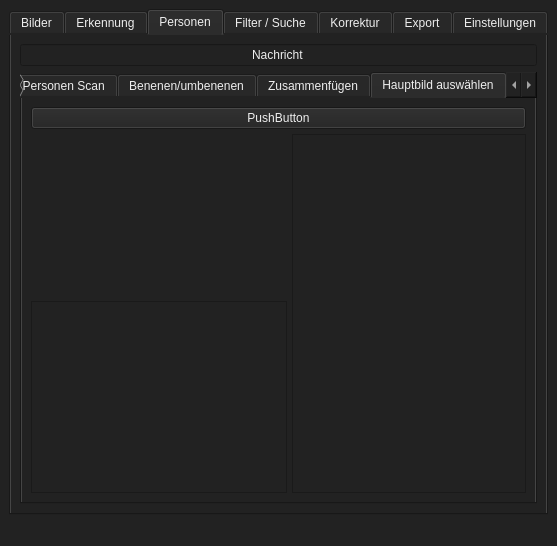
Old version of the form QT-Ui/Main.ui in the repository Beginner2026-de/FaceSort.
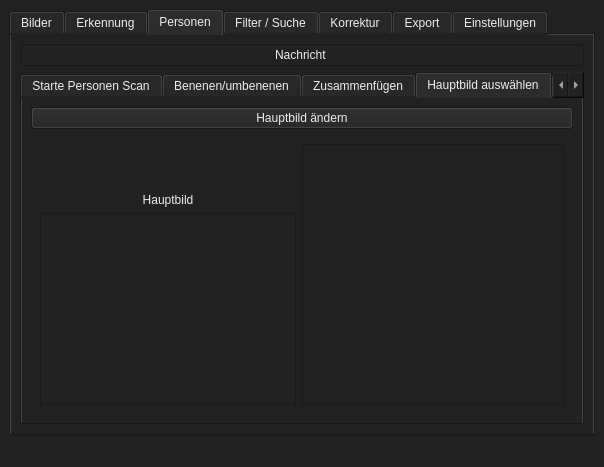
New version of the form.

Commit message: update dbmanger for setting hauptbild per personen name und image path

Diff of the .ui file:
```diff
--- a/QT-Ui/Main.ui
+++ b/QT-Ui/Main.ui
@@ -6,8 +6,8 @@
    <rect>
     <x>0</x>
     <y>0</y>
-    <width>557</width>
-    <height>546</height>
+    <width>604</width>
+    <height>467</height>
    </rect>
   </property>
   <property name="sizePolicy">
@@ -29,8 +29,8 @@
      <verstretch>0</verstretch>
     </sizepolicy>
    </property>
-   <layout class="QGridLayout" name="gridLayout_3">
-    <item row="0" column="0">
+   <layout class="QVBoxLayout" name="verticalLayout_13">
+    <item>
      <widget class="QTabWidget" name="tabWidget">
       <property name="sizePolicy">
        <sizepolicy hsizetype="Expanding" vsizetype="Expanding">
@@ -419,12 +419,30 @@
            <attribute name="title">
             <string>Hauptbild auswählen</string>
            </attribute>
-           <layout class="QGridLayout" name="gridLayout_4">
-            <property name="spacing">
-             <number>5</number>
-            </property>
-            <item row="1" column="0">
+           <layout class="QVBoxLayout" name="verticalLayout_12">
+            <item>
+             <layout class="QVBoxLayout" name="verticalLayout_11">
+              <property name="sizeConstraint">
+               <enum>QLayout::SizeConstraint::SetMaximumSize</enum>
+              </property>
+              <item>
+               <widget class="QPushButton" name="hauptbild_setzen">
+                <property name="text">
+                 <string>Hauptbild ändern</string>
+                </property>
+                <property name="autoDefault">
+                 <bool>false</bool>
+                </property>
+               </widget>
+              </item>
+              <item>
+               <widget class="QWidget" name="widget_4" native="true">
+                <layout class="QHBoxLayout" name="horizontalLayout_4">
+                 <item>
              <layout class="QVBoxLayout" name="verticalLayout_6">
+                   <property name="sizeConstraint">
+                    <enum>QLayout::SizeConstraint::SetMinimumSize</enum>
+                   </property>
               <item>
                <widget class="QWidget" name="hauptbild_button" native="true">
                 <property name="sizePolicy">
@@ -435,10 +453,20 @@
                 </property>
                </widget>
               </item>
+                   <item>
+                    <widget class="QLabel" name="label_4">
+                     <property name="text">
+                      <string>Hauptbild</string>
+                     </property>
+                     <property name="alignment">
+                      <set>Qt::AlignmentFlag::AlignCenter</set>
+                     </property>
+                    </widget>
+                   </item>
               <item>
                <widget class="QListWidget" name="hauptbild_hauptbild">
                 <property name="sizePolicy">
-                 <sizepolicy hsizetype="Minimum" vsizetype="Preferred">
+                      <sizepolicy hsizetype="Minimum" vsizetype="Minimum">
                   <horstretch>0</horstretch>
                   <verstretch>0</verstretch>
                  </sizepolicy>
@@ -453,15 +481,13 @@
               </item>
              </layout>
             </item>
-            <item row="1" column="1">
+                 <item>
              <widget class="QListWidget" name="hauptbild_alle_personen_bilder"/>
             </item>
-            <item row="0" column="0" colspan="2">
-             <widget class="QPushButton" name="hauptbild_setzen">
-              <property name="text">
-               <string>PushButton</string>
-              </property>
-             </widget>
+                </layout>
+               </widget>
+              </item>
+             </layout>
             </item>
            </layout>
           </widget>
```
Left out of the diff: 2 changed lines with no effect on the pictures. Lines whose indentation alone changed are shown as unchanged. The commit also changes 1 other file.
